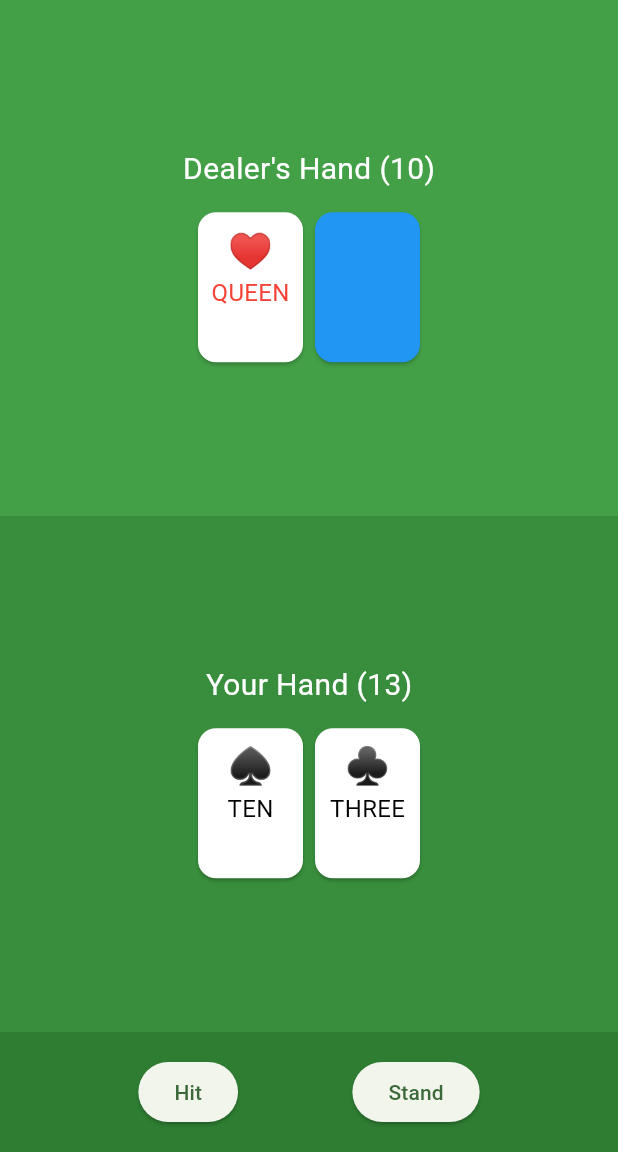
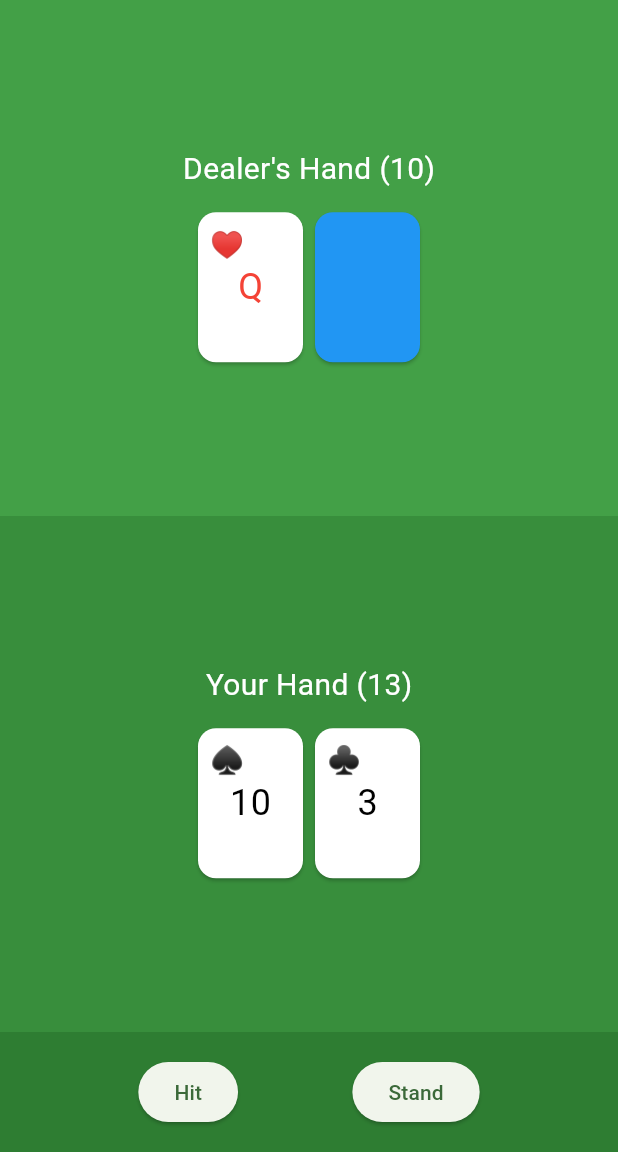
Before and after one commit to ss945601/poker21, a Flutter app: the screen it shows after launch, after a tap on "Deal", on a phone screen of 412 x 824 dp, the part 84-1236 px from its top. Run offline on Flutter 3.47's test engine with Material 3 defaults, Android fonts, the phone set to English and light mode, and no system bars; missing offline and left inert: flame.

Commit message:
adjust view

```diff
--- a/lib/models/card.dart
+++ b/lib/models/card.dart
@@ -46,6 +46,21 @@ class PlayingCard {
         : Colors.black;
   }
 
+  String get displayRank {
+    switch (rank) {
+      case Rank.ace:
+        return 'A';
+      case Rank.jack:
+        return 'J';
+      case Rank.queen:
+        return 'Q';
+      case Rank.king:
+        return 'K';
+      default:
+        return (rank.index + 1).toString();
+    }
+  }
+
   @override
   String toString() {
     return '${rank.name} of ${suit.name}';
--- a/lib/screens/game_screen.dart
+++ b/lib/screens/game_screen.dart
@@ -44,20 +44,26 @@ class GameScreen extends StatelessWidget {
                                       width: 70,
                                       height: 100,
                                       padding: const EdgeInsets.all(8),
-                                      child: Column(
+                                      child: Stack(
                                         children: [
-                                          Text(
+                                          Positioned(
+                                            top: 0,
+                                            left: 0,
+                                            child: Text(
                                               card.suitSymbol,
+                                              style: TextStyle(
+                                                fontSize: 18,
+                                                color: card.color,
+                                              ),
+                                            ),
+                                          ),
+                                          Center(
+                                            child: Text(
+                                              card.displayRank,
                                               style: TextStyle(
                                                 fontSize: 24,
                                                 color: card.color,
                                               ),
-                                          ),
-                                          Text(
-                                            card.rank.name.toUpperCase(),
-                                            style: TextStyle(
-                                              fontSize: 16,
-                                              color: card.color,
                                             ),
                                           ),
                                         ],
@@ -101,20 +107,26 @@ class GameScreen extends StatelessWidget {
                                 width: 70,
                                 height: 100,
                                 padding: const EdgeInsets.all(8),
-                                child: Column(
+                                child: Stack(
                                   children: [
-                                    Text(
+                                    Positioned(
+                                      top: 0,
+                                      left: 0,
+                                      child: Text(
                                         card.suitSymbol,
+                                        style: TextStyle(
+                                          fontSize: 18,
+                                          color: card.color,
+                                        ),
+                                      ),
+                                    ),
+                                    Center(
+                                      child: Text(
+                                        card.displayRank,
                                         style: TextStyle(
                                           fontSize: 24,
                                           color: card.color,
                                         ),
-                                    ),
-                                    Text(
-                                      card.rank.name.toUpperCase(),
-                                      style: TextStyle(
-                                        fontSize: 16,
-                                        color: card.color,
                                       ),
                                     ),
                                   ],
```
Lines whose indentation alone changed are shown as unchanged.
